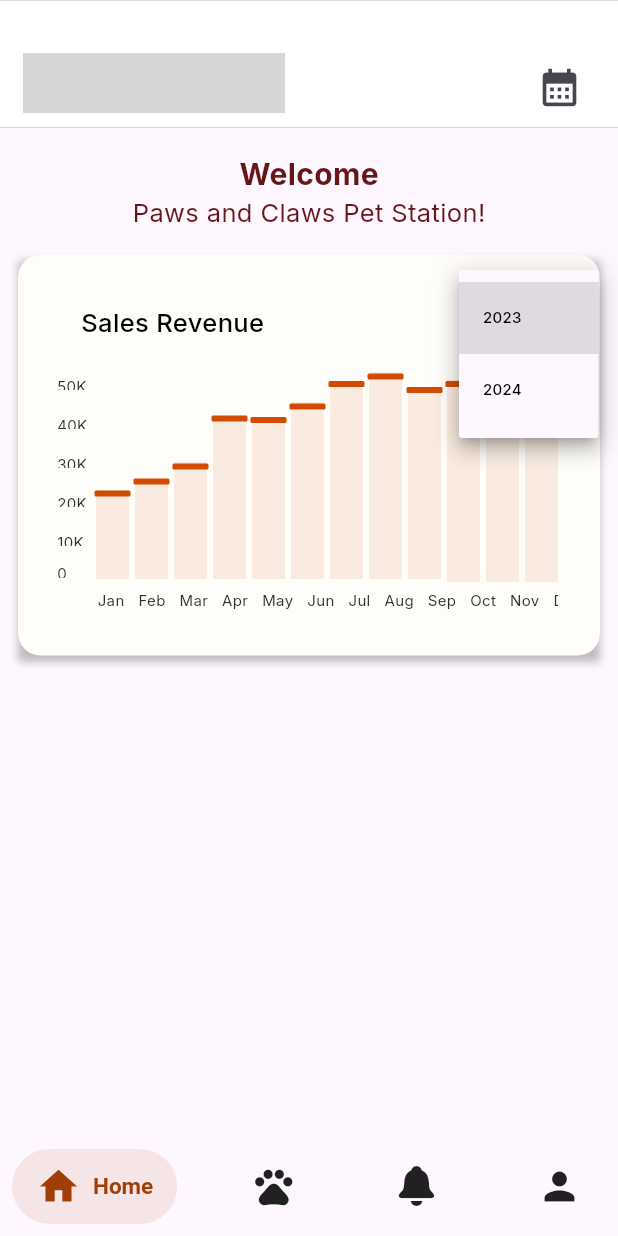
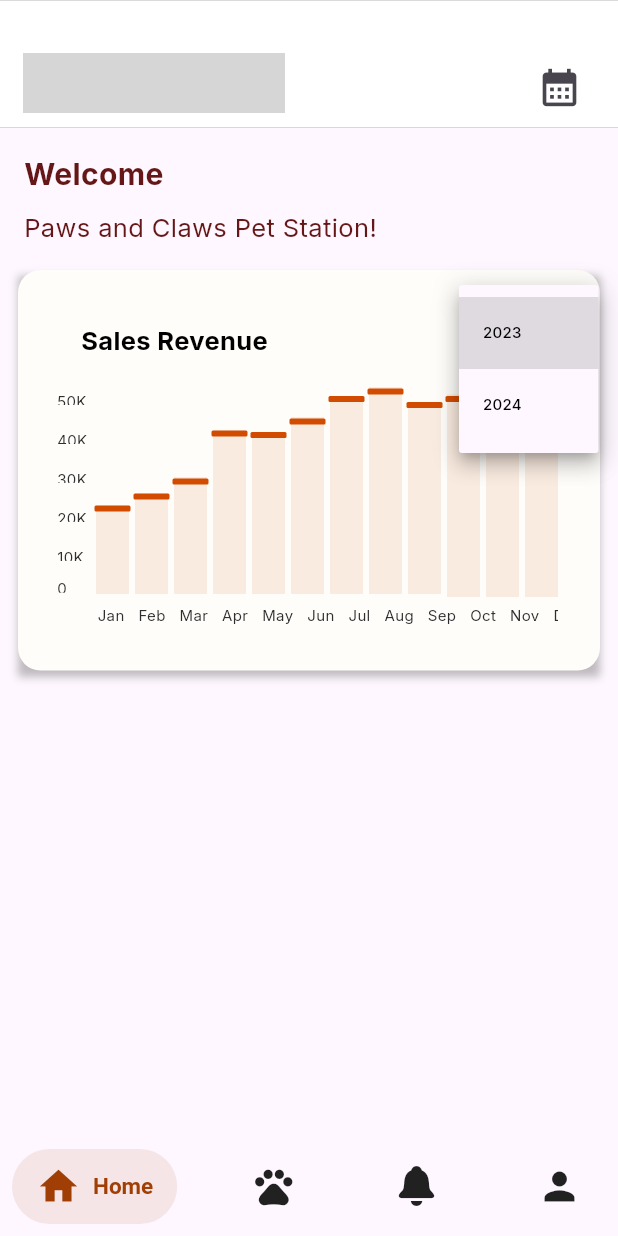
Before and after one commit to Pamfurred-Service-Provider/pamfurred_service_provider, a Flutter app: the screen it shows after launch, after a tap on "2023", on a phone screen of 412 x 824 dp. Run offline on Flutter 3.47's test engine with Material 3 defaults, Android fonts, the phone set to English and light mode, and no system bars; drawn by our look-alikes of salomon_bottom_bar; our stand-ins replace email_validator, google_fonts, intl_phone_field; grey boxes are pictures that could not be loaded.

Commit message:
1st commit

```diff
--- a/lib/screens/home_screen.dart
+++ b/lib/screens/home_screen.dart
@@ -7,10 +7,10 @@ class HomeScreen extends StatefulWidget {
   const HomeScreen({super.key});
 
   @override
-  _HomeScreenState createState() => _HomeScreenState();
+  State<HomeScreen> createState() => HomeScreenState();
 }
 
-class _HomeScreenState extends State<HomeScreen> {
+class HomeScreenState extends State<HomeScreen> {
   int selectedYear = years.first;
 
   @override
@@ -19,11 +19,12 @@ class _HomeScreenState extends State<HomeScreen> {
       appBar: appBar(context),
       body: ListView(
         children: [
-          Padding(
-            padding: const EdgeInsets.all(16.0),
+          const Padding(
+            padding: EdgeInsets.all(16.0),
             child: Column(
+              crossAxisAlignment: CrossAxisAlignment.start,
               children: [
-                const Text(
+                Text(
                   'Welcome',
                   style: TextStyle(
                     color: Color(0xFF651616),
@@ -31,14 +32,12 @@ class _HomeScreenState extends State<HomeScreen> {
                     fontWeight: FontWeight.bold,
                   ),
                 ),
-                Positioned(
-                  top: 37,
-                  child: Text(
-                    'Paws and Claws Pet Station!',
-                    style: TextStyle(
-                      color: Color(0xFF651616),
-                      fontSize: 17,
-                    ),
+                SizedBox(height: 10),
+                Text(
+                  'Paws and Claws Pet Station!', //connect to the db, this should show the name of the store.
+                  style: TextStyle(
+                    color: Color(0xFF651616),
+                    fontSize: 17,
                   ),
                 ),
               ],
@@ -48,7 +47,7 @@ class _HomeScreenState extends State<HomeScreen> {
             child: Container(
               width: 388,
               height: 267,
-              decoration: BoxDecoration(
+              decoration: const BoxDecoration(
                 boxShadow: [
                   BoxShadow(
                     color: Color(0x3F000000),
@@ -118,9 +117,7 @@ class _HomeScreenState extends State<HomeScreen> {
                         style: TextStyle(
                           color: Colors.black,
                           fontSize: 17,
-                          fontFamily: 'Inter',
-                          fontWeight: FontWeight.w500,
-                          height: 0,
+                          fontWeight: FontWeight.bold,
                         ),
                       ),
                     ),
--- a/lib/screens/services.dart
+++ b/lib/screens/services.dart
@@ -12,12 +12,12 @@ class ServicesScreenState extends State<ServicesScreen> {
   Widget build(BuildContext context) {
     return Scaffold(
       body: ListView(
-        children: [
+        children: const [
           Padding(
             padding: const EdgeInsets.all(16.0),
             child: Row(
               children: [
-                const Text(
+                Text(
                   "Pet Grooming",
                   style: TextStyle(
                     fontSize: 20,
```
